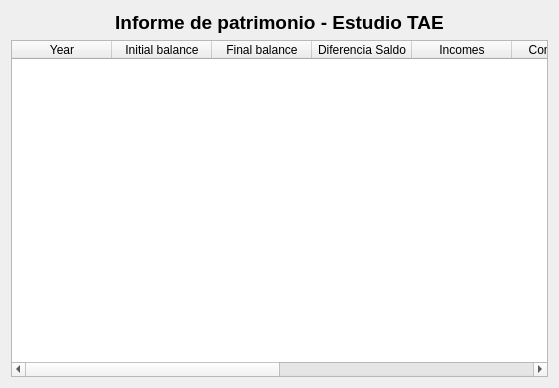
turulomio/xulpymoney, file ui/wdgAPR.ui: the form before one commit.
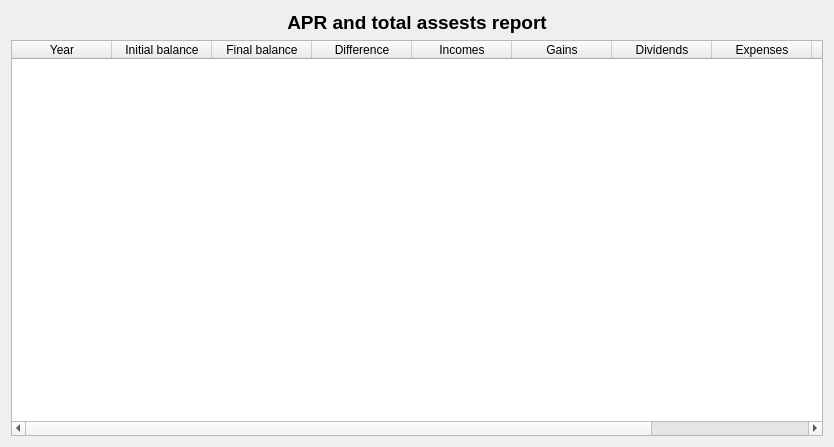
The form after the commit. Icons and pictures are not drawn. Custom widgets are drawn as their Qt base class.

The edit to the form file:
```diff
--- a/ui/wdgAPR.ui
+++ b/ui/wdgAPR.ui
@@ -6,8 +6,8 @@
    <rect>
     <x>0</x>
     <y>0</y>
-    <width>559</width>
-    <height>388</height>
+    <width>834</width>
+    <height>447</height>
    </rect>
   </property>
   <property name="sizePolicy">
@@ -33,7 +33,7 @@
         </font>
        </property>
        <property name="text">
-        <string>Informe de patrimonio - Estudio TAE</string>
+        <string>APR and total assests report</string>
        </property>
        <property name="alignment">
         <set>Qt::AlignCenter</set>
@@ -68,7 +68,7 @@
        </column>
        <column>
         <property name="text">
-         <string>Diferencia Saldo</string>
+         <string>Difference</string>
         </property>
        </column>
        <column>
@@ -78,7 +78,7 @@
        </column>
        <column>
         <property name="text">
-         <string>Consolidado</string>
+         <string>Gains</string>
         </property>
        </column>
        <column>
@@ -93,12 +93,12 @@
        </column>
        <column>
         <property name="text">
-         <string>I+C+D-G</string>
+         <string>I+G+D-E</string>
         </property>
        </column>
        <column>
         <property name="text">
-         <string>% TAE</string>
+         <string>% APR</string>
         </property>
        </column>
       </widget>
```
